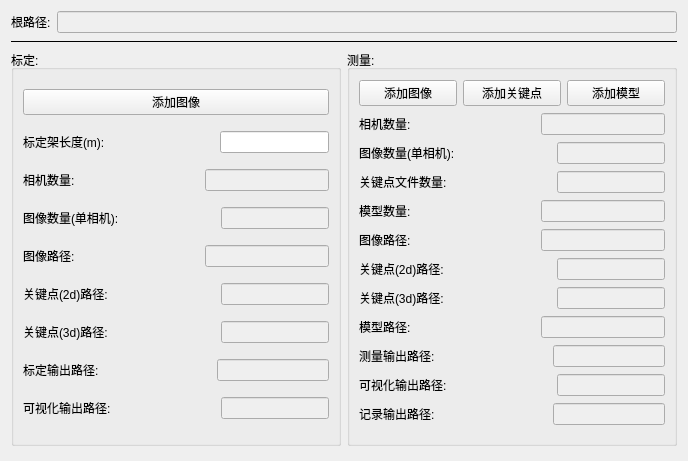
The window that ui_files/EditProject.ui (lg93lggt/Pose6dSolver-pyqt) describes before a commit, drawn with Qt 5.
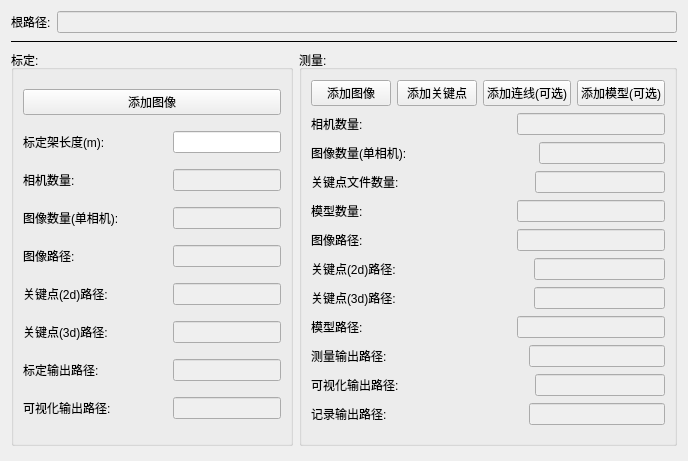
The same window after the commit.

```diff
--- a/ui_files/EditProject.ui
+++ b/ui_files/EditProject.ui
@@ -366,10 +366,17 @@
             </property>
            </widget>
           </item>
+          <item>
+           <widget class="QPushButton" name="pushbtn_add_lines_solve">
+            <property name="text">
+             <string>添加连线(可选)</string>
+            </property>
+           </widget>
+          </item>
           <item>
            <widget class="QPushButton" name="pushbtn_add_models_solve">
             <property name="text">
-             <string>添加模型</string>
+             <string>添加模型(可选)</string>
             </property>
            </widget>
           </item>
```
